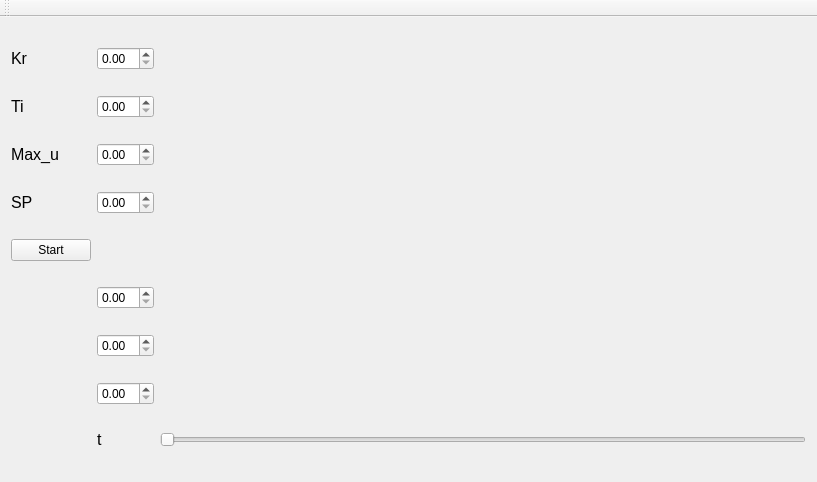
kajakIYD/Pottery-Factory, file mainwindow.ui: the form before one commit.
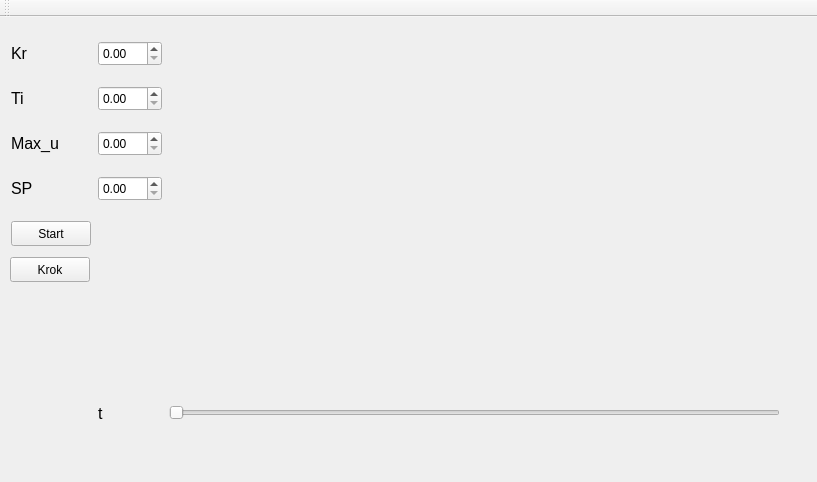
The form after the commit. Custom widgets are drawn as their Qt base class.

What changed in the file:
```diff
--- a/mainwindow.ui
+++ b/mainwindow.ui
@@ -17,9 +17,15 @@
    <property name="enabled">
     <bool>true</bool>
    </property>
-   <layout class="QGridLayout" name="gridLayout">
-    <item row="3" column="0">
      <widget class="QLabel" name="label_6">
+    <property name="geometry">
+     <rect>
+      <x>11</x>
+      <y>159</y>
+      <width>22</width>
+      <height>24</height>
+     </rect>
+    </property>
       <property name="font">
        <font>
         <pointsize>12</pointsize>
@@ -29,9 +35,15 @@
        <string>SP</string>
       </property>
      </widget>
-    </item>
-    <item row="8" column="1">
      <widget class="QLabel" name="label_5">
+    <property name="geometry">
+     <rect>
+      <x>98</x>
+      <y>384</y>
+      <width>16</width>
+      <height>24</height>
+     </rect>
+    </property>
       <property name="font">
        <font>
         <pointsize>12</pointsize>
@@ -41,15 +53,41 @@
        <string>t</string>
       </property>
      </widget>
-    </item>
-    <item row="3" column="1">
-     <widget class="QDoubleSpinBox" name="w_changeSp"/>
-    </item>
-    <item row="2" column="1">
-     <widget class="QDoubleSpinBox" name="w_changeMax_u"/>
-    </item>
-    <item row="2" column="0">
+   <widget class="QDoubleSpinBox" name="w_changeSp">
+    <property name="geometry">
+     <rect>
+      <x>98</x>
+      <y>159</y>
+      <width>64</width>
+      <height>25</height>
+     </rect>
+    </property>
+    <property name="maximum">
+     <double>2000.000000000000000</double>
+    </property>
+   </widget>
+   <widget class="QDoubleSpinBox" name="w_changeMax_u">
+    <property name="geometry">
+     <rect>
+      <x>98</x>
+      <y>114</y>
+      <width>64</width>
+      <height>25</height>
+     </rect>
+    </property>
+    <property name="maximum">
+     <double>1000.000000000000000</double>
+    </property>
+   </widget>
      <widget class="QLabel" name="label_4">
+    <property name="geometry">
+     <rect>
+      <x>11</x>
+      <y>114</y>
+      <width>58</width>
+      <height>24</height>
+     </rect>
+    </property>
       <property name="font">
        <font>
         <pointsize>12</pointsize>
@@ -59,12 +97,25 @@
        <string>Max_u</string>
       </property>
      </widget>
-    </item>
-    <item row="0" column="1">
-     <widget class="QDoubleSpinBox" name="w_changeKr"/>
-    </item>
-    <item row="1" column="0">
+   <widget class="QDoubleSpinBox" name="w_changeKr">
+    <property name="geometry">
+     <rect>
+      <x>98</x>
+      <y>24</y>
+      <width>64</width>
+      <height>25</height>
+     </rect>
+    </property>
+   </widget>
      <widget class="QLabel" name="label_2">
+    <property name="geometry">
+     <rect>
+      <x>11</x>
+      <y>69</y>
+      <width>17</width>
+      <height>24</height>
+     </rect>
+    </property>
       <property name="font">
        <font>
         <pointsize>12</pointsize>
@@ -74,9 +125,15 @@
        <string>Ti</string>
       </property>
      </widget>
-    </item>
-    <item row="0" column="0">
      <widget class="QLabel" name="label_3">
+    <property name="geometry">
+     <rect>
+      <x>11</x>
+      <y>24</y>
+      <width>19</width>
+      <height>24</height>
+     </rect>
+    </property>
       <property name="font">
        <font>
         <pointsize>12</pointsize>
@@ -86,9 +143,15 @@
        <string>Kr</string>
       </property>
      </widget>
-    </item>
-    <item row="8" column="2">
      <widget class="QSlider" name="horizontalSlider">
+    <property name="geometry">
+     <rect>
+      <x>169</x>
+      <y>387</y>
+      <width>611</width>
+      <height>18</height>
+     </rect>
+    </property>
       <property name="minimum">
        <number>10</number>
       </property>
@@ -102,33 +165,62 @@
        <enum>Qt::Horizontal</enum>
       </property>
      </widget>
-    </item>
-    <item row="1" column="1">
-     <widget class="QDoubleSpinBox" name="w_changeTi"/>
-    </item>
-    <item row="7" column="1">
-     <widget class="QDoubleSpinBox" name="w_changeTi_2"/>
-    </item>
-    <item row="0" column="2" rowspan="4">
-     <widget class="QCustomPlot" name="Plot1" native="true"/>
-    </item>
-    <item row="4" column="0">
+   <widget class="QDoubleSpinBox" name="w_changeTi">
+    <property name="geometry">
+     <rect>
+      <x>98</x>
+      <y>69</y>
+      <width>64</width>
+      <height>25</height>
+     </rect>
+    </property>
+   </widget>
+   <widget class="QCustomPlot" name="Plot1" native="true">
+    <property name="geometry">
+     <rect>
+      <x>169</x>
+      <y>24</y>
+      <width>637</width>
+      <height>160</height>
+     </rect>
+    </property>
+   </widget>
      <widget class="QPushButton" name="pushButton">
+    <property name="geometry">
+     <rect>
+      <x>11</x>
+      <y>204</y>
+      <width>80</width>
+      <height>25</height>
+     </rect>
+    </property>
       <property name="text">
        <string>Start</string>
       </property>
      </widget>
-    </item>
-    <item row="5" column="1">
-     <widget class="QDoubleSpinBox" name="w_changeKr_2"/>
-    </item>
-    <item row="6" column="1">
-     <widget class="QDoubleSpinBox" name="w_changeKr_3"/>
-    </item>
-    <item row="4" column="2" rowspan="4">
-     <widget class="QCustomPlot" name="Plot2" native="true"/>
-    </item>
-   </layout>
+   <widget class="QCustomPlot" name="Plot2" native="true">
+    <property name="geometry">
+     <rect>
+      <x>169</x>
+      <y>204</y>
+      <width>637</width>
+      <height>160</height>
+     </rect>
+    </property>
+   </widget>
+   <widget class="QPushButton" name="pushButton_2">
+    <property name="geometry">
+     <rect>
+      <x>10</x>
+      <y>240</y>
+      <width>80</width>
+      <height>25</height>
+     </rect>
+    </property>
+    <property name="text">
+     <string>Krok</string>
+    </property>
+   </widget>
   </widget>
   <widget class="QMenuBar" name="menuBar">
    <property name="geometry">
```
Left out of the diff: 5 changed lines with no effect on the pictures. Lines whose indentation alone changed are shown as unchanged.
